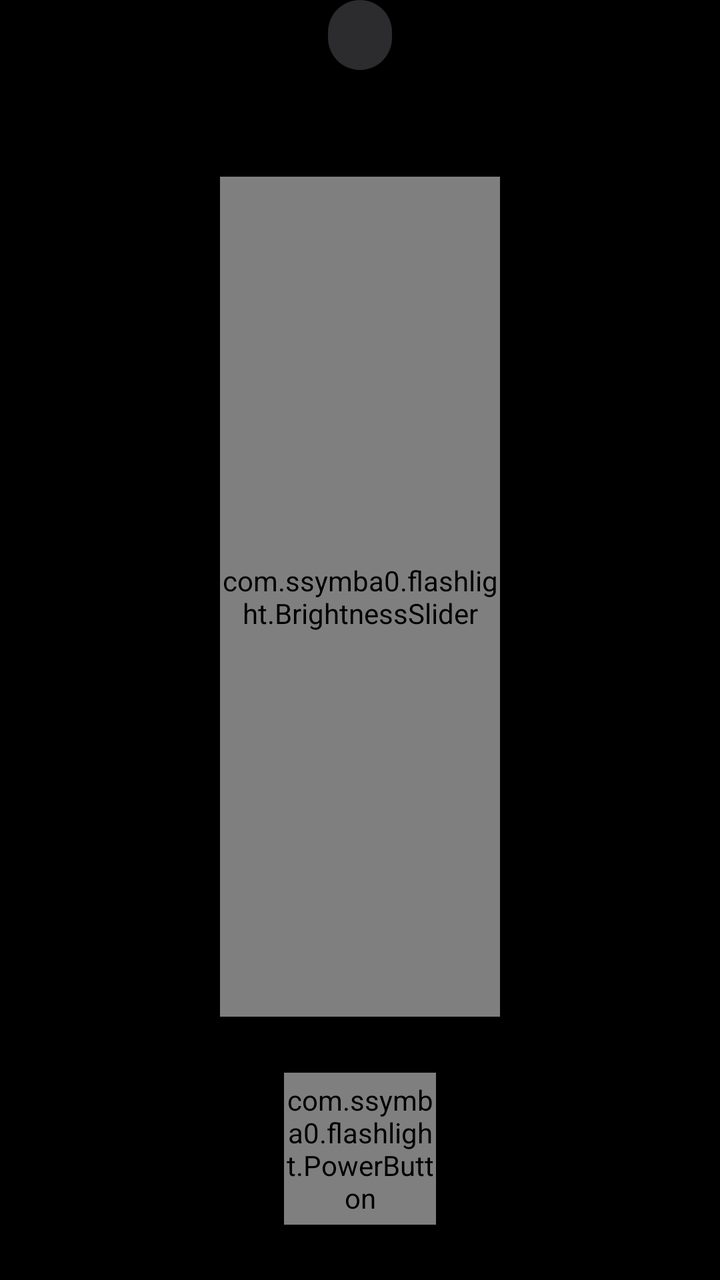
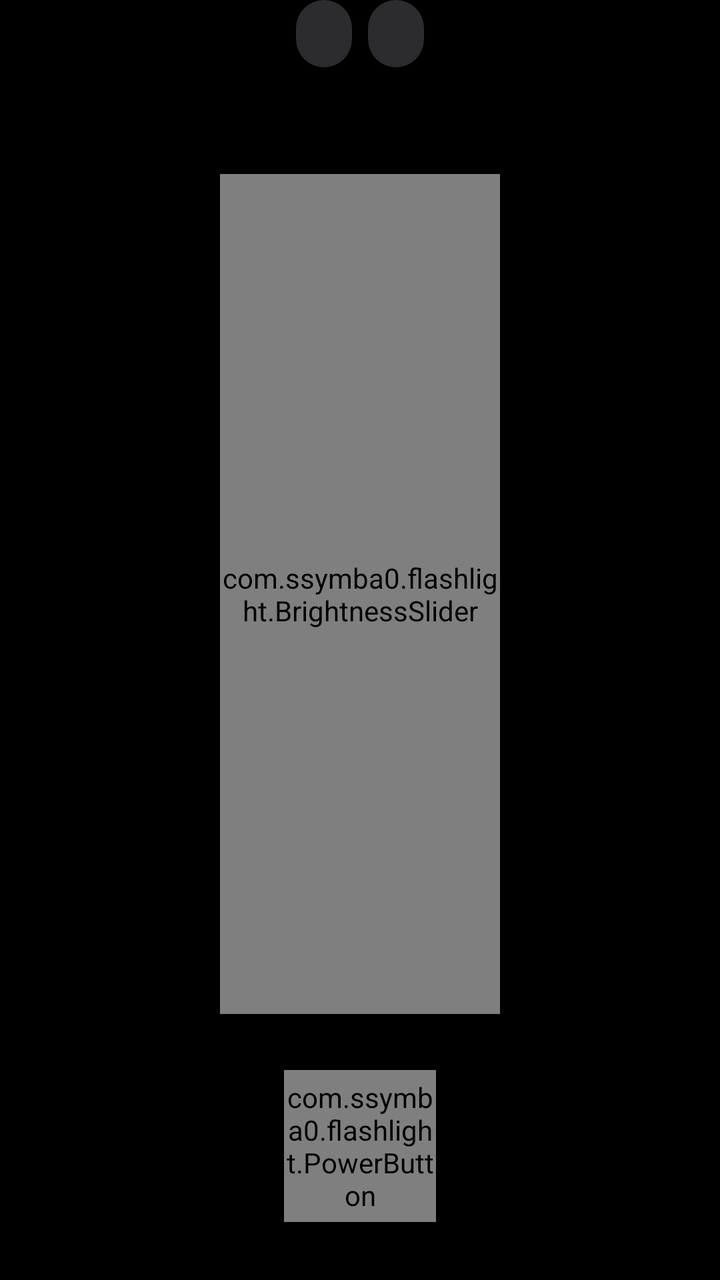

The first picture is an Android layout as it rendered before a commit; the second is the same layout after the commit. The layout source and the unified diff follow.
<!-- AndroidManifest.xml: application theme Theme.Flashlight -->
<!-- res/layout/activity_main.xml -->
<?xml version="1.0" encoding="utf-8"?>
<LinearLayout xmlns:android="http://schemas.android.com/apk/res/android"
    android:id="@+id/root"
    android:layout_width="match_parent"
    android:layout_height="match_parent"
    android:background="@android:color/black"
    android:gravity="center"
    android:orientation="vertical">

    <TextView
        android:id="@+id/smooth"
        android:layout_width="wrap_content"
        android:layout_height="wrap_content"
        android:layout_marginBottom="20dp"
        android:background="@drawable/chip"
        android:paddingHorizontal="16dp"
        android:paddingVertical="8dp"
        android:textColor="#FFFFFFFF"
        android:textSize="14sp" />

    <TextView
        android:id="@+id/percent"
        android:layout_width="wrap_content"
        android:layout_height="wrap_content"
        android:layout_marginBottom="4dp"
        android:fontFeatureSettings="tnum"
        android:textColor="#E6FFFFFF"
        android:textSize="22sp"
        android:textStyle="bold" />

    <com.ssymba0.flashlight.BrightnessSlider
        android:id="@+id/slider"
        android:layout_width="140dp"
        android:layout_height="420dp" />

    <com.ssymba0.flashlight.PowerButton
        android:id="@+id/power"
        android:layout_width="76dp"
        android:layout_height="76dp"
        android:layout_marginTop="28dp" />

    <TextView
        android:id="@+id/info"
        android:layout_width="wrap_content"
        android:layout_height="wrap_content"
        android:layout_marginTop="28dp"
        android:gravity="center"
        android:paddingHorizontal="40dp"
        android:textColor="#8E8E93"
        android:textSize="13sp" />
</LinearLayout>
<!-- resources referenced by this layout -->
<resources>
  <!-- drawable chip (drawable) -->
  <?xml version="1.0" encoding="utf-8"?>
  <ripple xmlns:android="http://schemas.android.com/apk/res/android" android:color="#33FFFFFF">
      <item>
          <shape android:shape="rectangle">
              <solid android:color="#2C2C2E" />
              <corners android:radius="100dp" />
          </shape>
      </item>
  </ripple>
  <style name="Theme.Flashlight" parent="android:Theme.Material.NoActionBar">
          <item name="android:windowBackground">@android:color/black</item>
          <item name="android:colorBackground">@android:color/black</item>
          <item name="android:colorAccent">@android:color/white</item>
          <item name="android:windowLightStatusBar">false</item>
          <item name="android:windowLightNavigationBar">false</item>
          <item name="android:statusBarColor">@android:color/transparent</item>
          <item name="android:navigationBarColor">@android:color/transparent</item>
      </style>
</resources>

<!-- the commit's change to res/layout/activity_main.xml (unified diff, before → after) -->
@@ -7,16 +7,33 @@
     android:gravity="center"
     android:orientation="vertical">
 
-    <TextView
-        android:id="@+id/smooth"
+    <LinearLayout
         android:layout_width="wrap_content"
         android:layout_height="wrap_content"
         android:layout_marginBottom="20dp"
-        android:background="@drawable/chip"
-        android:paddingHorizontal="16dp"
-        android:paddingVertical="8dp"
-        android:textColor="#FFFFFFFF"
-        android:textSize="14sp" />
+        android:orientation="horizontal">
+
+        <TextView
+            android:id="@+id/smooth"
+            android:layout_width="wrap_content"
+            android:layout_height="wrap_content"
+            android:background="@drawable/chip"
+            android:paddingHorizontal="14dp"
+            android:paddingVertical="8dp"
+            android:textColor="#FFFFFFFF"
+            android:textSize="13sp" />
+
+        <TextView
+            android:id="@+id/tile_tap"
+            android:layout_width="wrap_content"
+            android:layout_height="wrap_content"
+            android:layout_marginStart="8dp"
+            android:background="@drawable/chip"
+            android:paddingHorizontal="14dp"
+            android:paddingVertical="8dp"
+            android:textColor="#FFFFFFFF"
+            android:textSize="13sp" />
+    </LinearLayout>
 
     <TextView
         android:id="@+id/percent"
